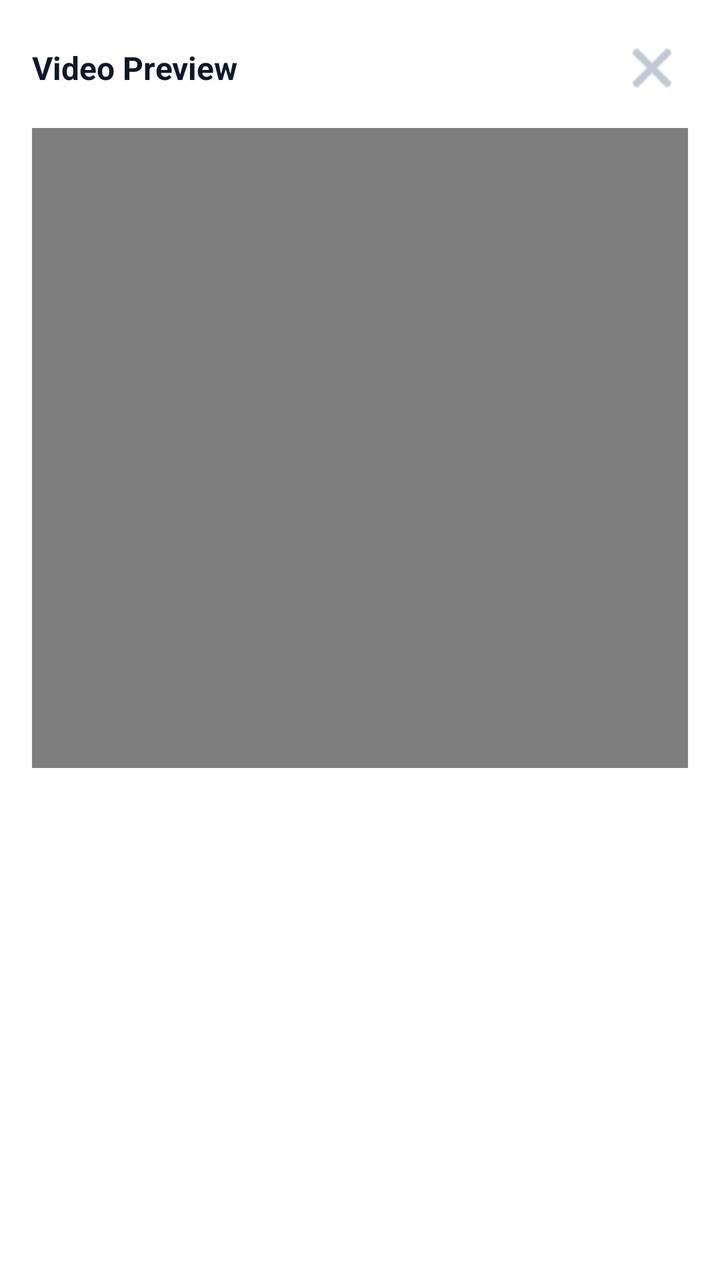
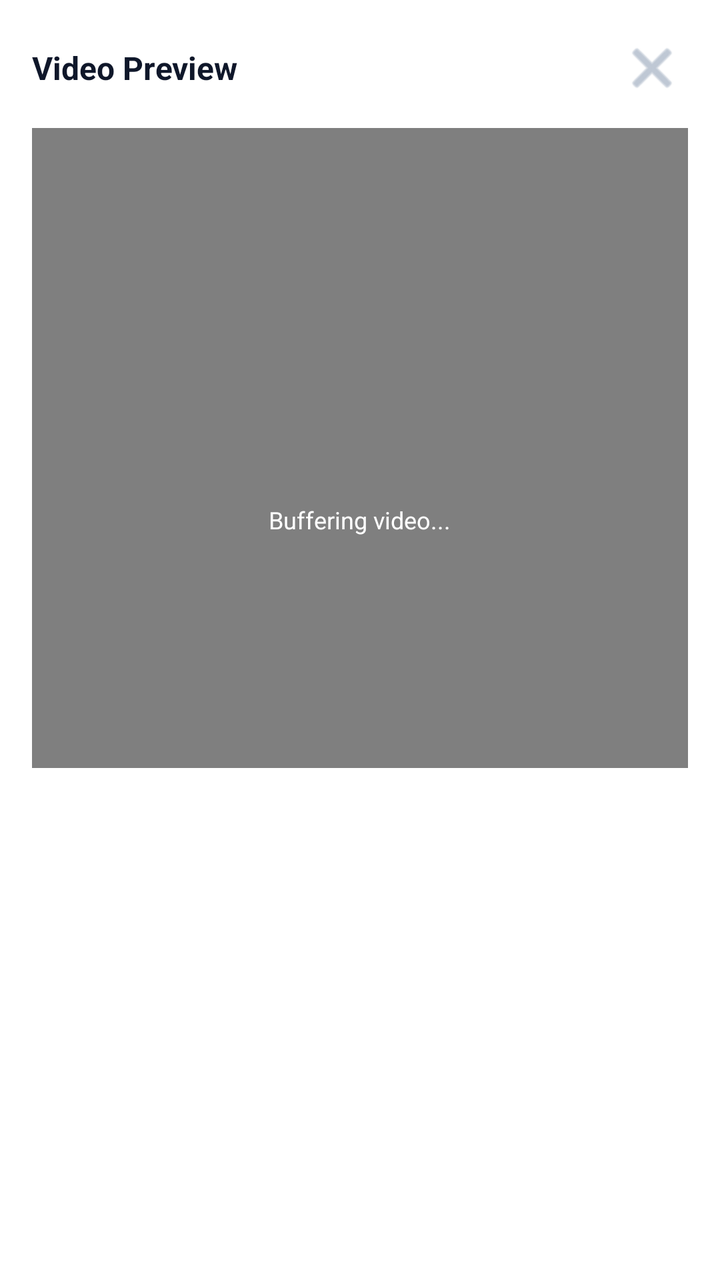

The first picture is an Android layout as it rendered before a commit; the second is the same layout after the commit. The layout source and the unified diff follow.
<!-- AndroidManifest.xml: application theme Theme.PinToInsta -->
<!-- res/layout/dialog_video_player.xml -->
<?xml version="1.0" encoding="utf-8"?>
<LinearLayout xmlns:android="http://schemas.android.com/apk/res/android"
    xmlns:app="http://schemas.android.com/apk/res-auto"
    android:layout_width="match_parent"
    android:layout_height="wrap_content"
    android:background="@color/surface_card"
    android:orientation="vertical"
    android:padding="16dp">

    <LinearLayout
        android:layout_width="match_parent"
        android:layout_height="wrap_content"
        android:gravity="center_vertical"
        android:orientation="horizontal">

        <TextView
            android:id="@+id/tvVideoTitle"
            android:layout_width="0dp"
            android:layout_height="wrap_content"
            android:layout_weight="1"
            android:ellipsize="end"
            android:maxLines="1"
            android:textColor="@color/text_primary"
            android:textSize="16sp"
            android:textStyle="bold"
            android:text="Video Preview" />

        <ImageButton
            android:id="@+id/btnCloseVideo"
            android:layout_width="36dp"
            android:layout_height="36dp"
            android:background="?attr/selectableItemBackgroundBorderless"
            android:contentDescription="Close"
            android:padding="6dp"
            android:src="@android:drawable/ic_menu_close_clear_cancel"
            app:tint="@color/text_muted" />
    </LinearLayout>

    <FrameLayout
        android:layout_width="match_parent"
        android:layout_height="320dp"
        android:layout_marginTop="12dp"
        android:background="#000000">

        <VideoView
            android:id="@+id/videoView"
            android:layout_width="match_parent"
            android:layout_height="match_parent"
            android:layout_gravity="center" />

        <ProgressBar
            android:id="@+id/pbVideoLoading"
            android:layout_width="wrap_content"
            android:layout_height="wrap_content"
            android:layout_gravity="center"
            android:visibility="visible" />
    </FrameLayout>

</LinearLayout>
<!-- resources referenced by this layout -->
<resources>
  <color name="surface_card">#FFFFFF</color>
  <color name="text_muted">#94A3B8</color>
  <color name="text_primary">#0F172A</color>
  <style name="Theme.PinToInsta" parent="Theme.Material3.DayNight.NoActionBar">
          <item name="colorPrimary">@color/primary</item>
          <item name="colorPrimaryVariant">@color/primary_variant</item>
          <item name="colorOnPrimary">@color/on_primary</item>
  
          <item name="colorSecondary">@color/secondary</item>
          <item name="colorSecondaryVariant">@color/secondary_variant</item>
          <item name="colorOnSecondary">@color/on_secondary</item>
  
          <item name="android:colorBackground">@color/background</item>
          <item name="colorSurface">@color/surface</item>
          <item name="colorSurfaceVariant">@color/surface_variant</item>
          <item name="android:textColorPrimary">@color/text_primary</item>
          <item name="android:textColorSecondary">@color/text_secondary</item>
  
          <item name="android:statusBarColor">@color/surface</item>
          <item name="android:navigationBarColor">@color/surface</item>
          <item name="android:windowLightStatusBar" tools:targetApi="m">true</item>
      </style>
  <color name="primary">#E60023</color>
  <color name="primary_variant">#B8001B</color>
  <color name="on_primary">#FFFFFF</color>
  <color name="secondary">#E1306C</color>
  <color name="secondary_variant">#C13584</color>
  <color name="on_secondary">#FFFFFF</color>
  <color name="background">#F8FAFC</color>
  <color name="surface">#FFFFFF</color>
  <color name="surface_variant">#F1F5F9</color>
  <color name="text_secondary">#475569</color>
</resources>

<!-- the commit's change to res/layout/dialog_video_player.xml (unified diff, before → after) -->
@@ -53,6 +53,18 @@
             android:layout_width="wrap_content"
             android:layout_height="wrap_content"
             android:layout_gravity="center"
+            android:indeterminateTint="@color/pinterest_red"
+            android:visibility="visible" />
+
+        <TextView
+            android:id="@+id/tvVideoStatus"
+            android:layout_width="wrap_content"
+            android:layout_height="wrap_content"
+            android:layout_gravity="center"
+            android:layout_marginTop="36dp"
+            android:textColor="@color/white"
+            android:textSize="12sp"
+            android:text="Buffering video..."
             android:visibility="visible" />
     </FrameLayout>
 
<!-- resource entries referenced after the edit -->
@@ -1,8 +1,10 @@
 <!-- resources referenced by this layout -->
 <resources>
+  <color name="pinterest_red">#E60023</color>
   <color name="surface_card">#FFFFFF</color>
   <color name="text_muted">#94A3B8</color>
   <color name="text_primary">#0F172A</color>
+  <color name="white">#FFFFFF</color>
   <style name="Theme.PinToInsta" parent="Theme.Material3.DayNight.NoActionBar">
           <item name="colorPrimary">@color/primary</item>
           <item name="colorPrimaryVariant">@color/primary_variant</item>
